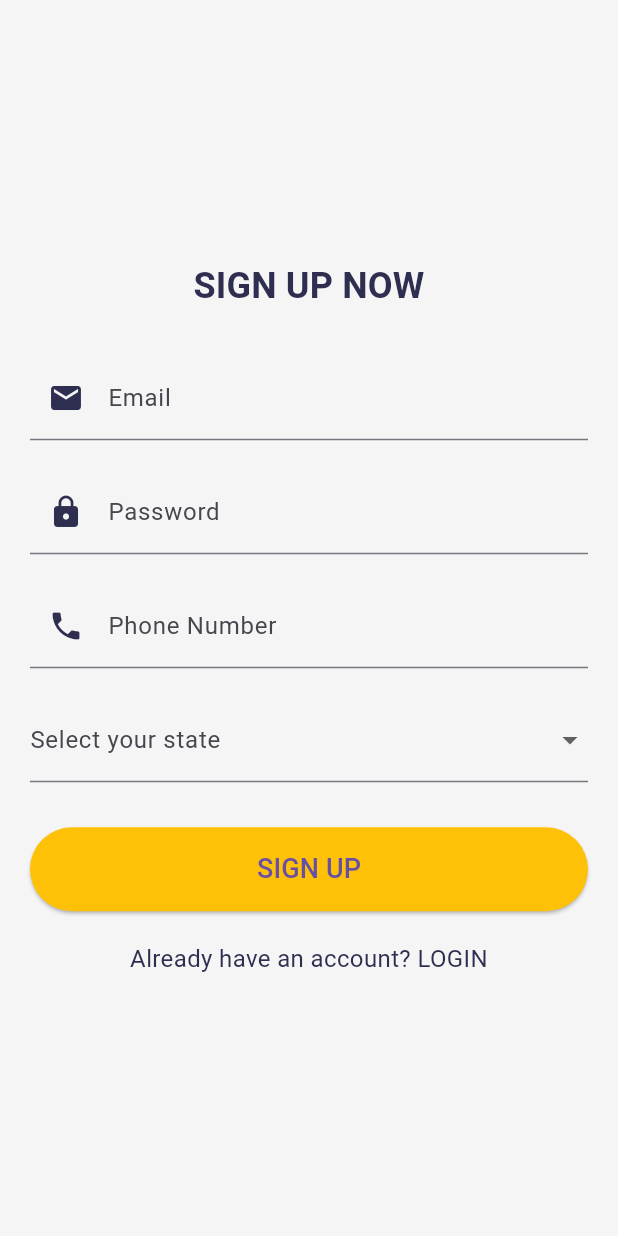
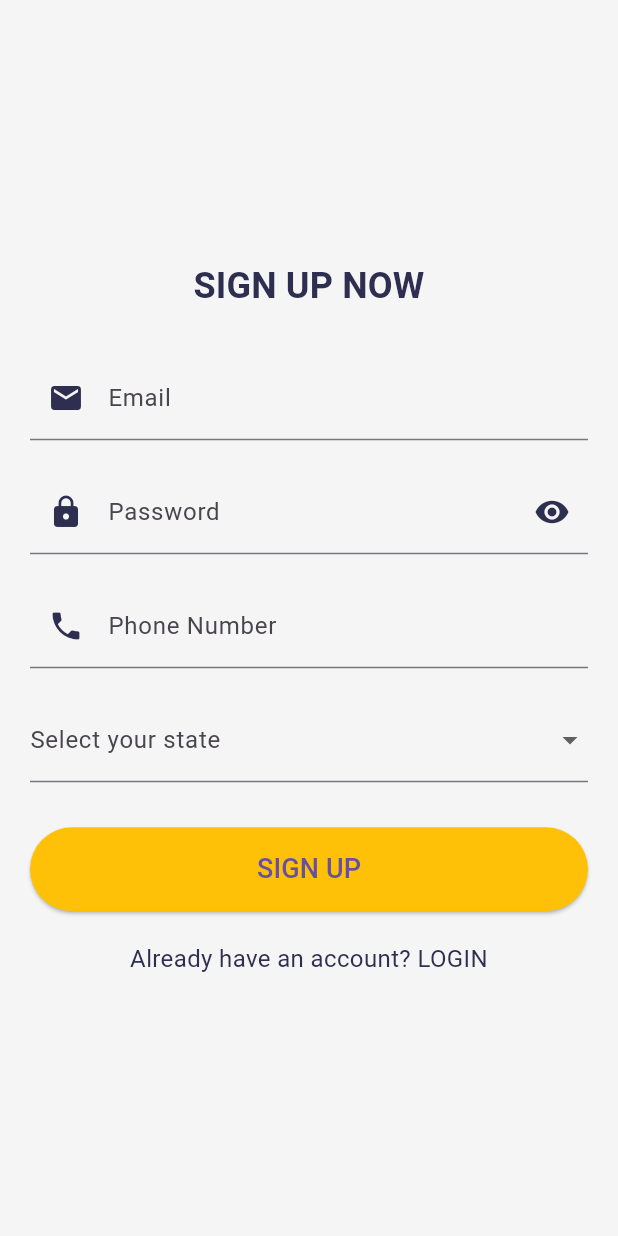
Before and after one commit to Samarth-Ad/MyEnergyApp, a Flutter app: the screen it shows after launch, on a phone screen of 412 x 824 dp. Run offline on Flutter 3.47's test engine with Material 3 defaults, Android fonts, the light colour scheme and no system bars; our stand-ins replace firebase_core; accounts and stored records are empty.

Commit message:
08-01-2024->23:25

```diff
--- a/lib/features/sign_up.dart
+++ b/lib/features/sign_up.dart
@@ -24,6 +24,7 @@ class _SignUpPageState extends State<SignUpPage> {
   ];
 
   String? _selectedState;
+  bool _obscurePassword = true;
 
   @override
   Widget build(BuildContext context) {
@@ -59,8 +60,19 @@ class _SignUpPageState extends State<SignUpPage> {
                 decoration: InputDecoration(
                   labelText: "Password",
                   prefixIcon: Icon(Icons.lock, color: AppPalette.secondaryColor),
+                  suffixIcon: IconButton(
+                    icon: Icon(
+                      _obscurePassword ? Icons.visibility : Icons.visibility_off,
+                      color: AppPalette.secondaryColor,
+                    ),
+                    onPressed: () {
+                      setState(() {
+                        _obscurePassword = !_obscurePassword;
+                      });
+                    },
+                  ),
                 ),
-                obscureText: true,
+                obscureText: _obscurePassword,
               ),
               const SizedBox(height: 20),
               TextField(
```
